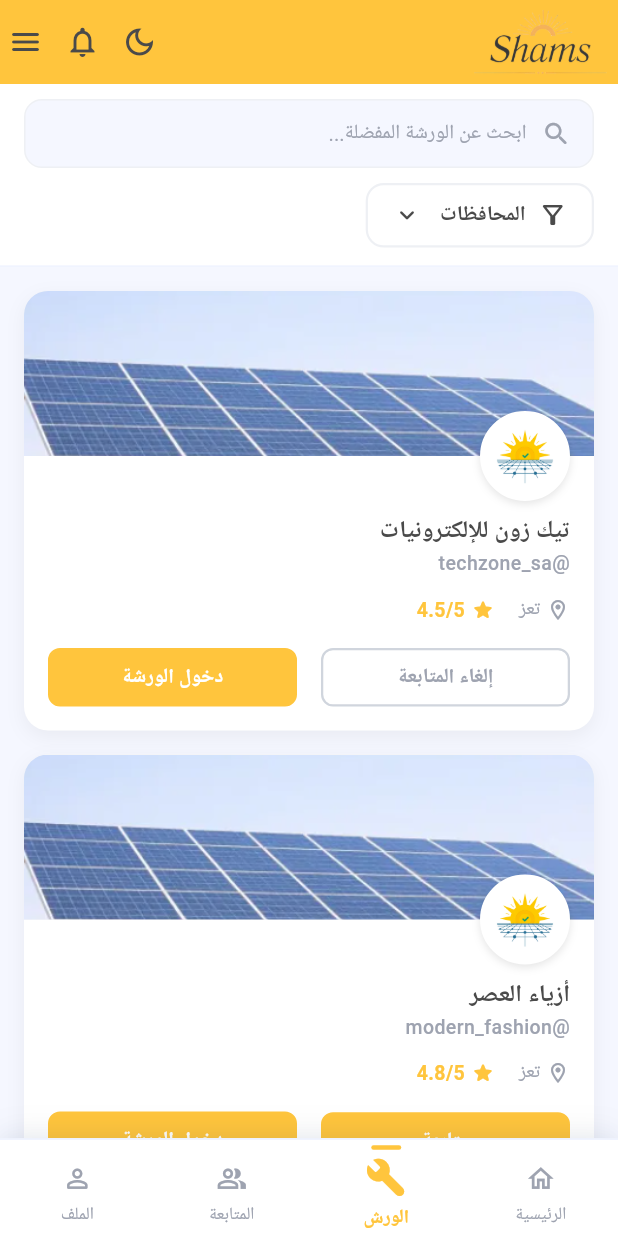
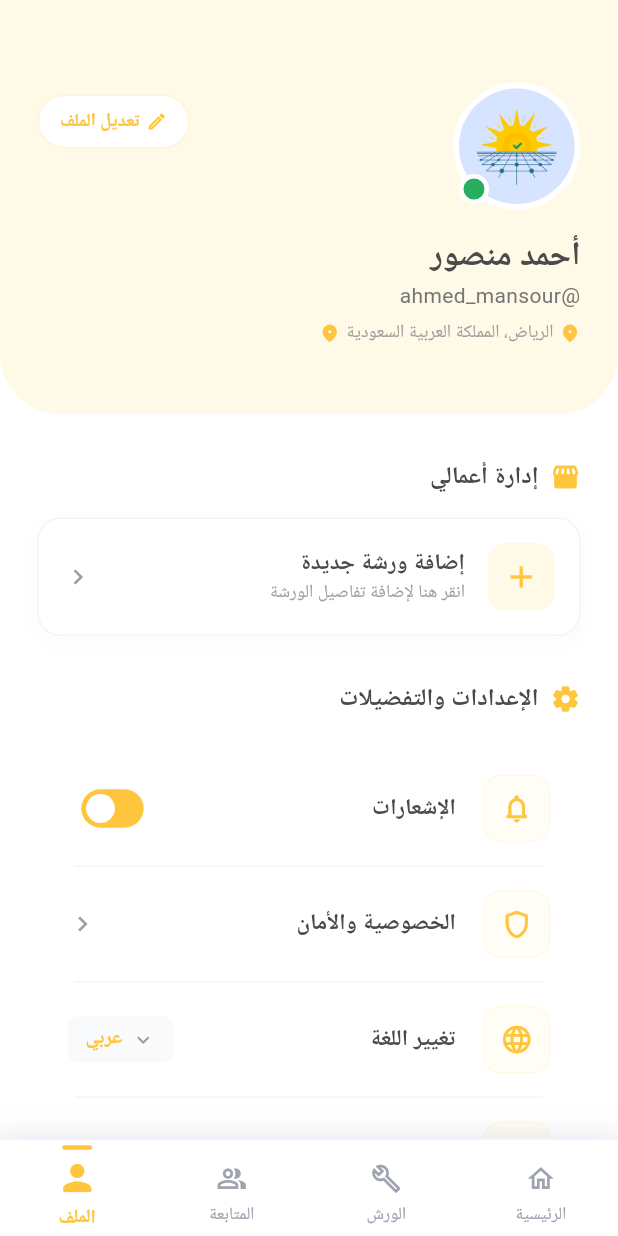
Before and after one commit to ShamsPlatform/shams-mobile-app, a Flutter app: the screen it shows after launch, on a phone screen of 412 x 824 dp. Run offline on Flutter 3.47's test engine with Material 3 defaults, Android fonts, the phone set to English and light mode, and no system bars; our stand-ins replace google_fonts, supabase_flutter; accounts and stored records are empty; Roboto replaces fonts that are missing (Tajawal).

Commit message:
add user profile screen and language selector

```diff
--- a/lib/main.dart
+++ b/lib/main.dart
@@ -1,10 +1,11 @@
 import 'package:flutter/material.dart';
 import 'package:flutter/services.dart';
 import 'package:flutter_localizations/flutter_localizations.dart';
-import 'package:provider/provider.dart';
+// import 'package:provider/provider.dart';
 import 'package:supabase_flutter/supabase_flutter.dart';
 import 'package:shams_mobile_app/views/home.dart';
 import 'package:shams_mobile_app/views/workshops/workshops_list_screen.dart';
+import 'package:shams_mobile_app/views/user_profile/user_profile_screen.dart';
 
 import 'utils/theme.dart';
 
@@ -19,8 +20,6 @@ Future<void> main() async {
   ]);
 
   // Initialize Supabase.
-  // TODO: Replace with your actual Supabase project URL and anon key,
-  // ideally loaded from environment variables or a .env file via --dart-define.
   try {
     await Supabase.initialize(
       url: const String.fromEnvironment('SUPABASE_URL'),
@@ -40,15 +39,7 @@ class ShamsApp extends StatelessWidget {
 
   @override
   Widget build(BuildContext context) {
-    return
-    // MultiProvider(
-    //   // Register your controllers/providers here as the app grows.
-    //   // Example:
-    //   //   ChangeNotifierProvider(create: (_) => AuthController()),
-    //   //   ChangeNotifierProvider(create: (_) => HomeController()),
-    //   providers: const [],
-    //   child:
-    MaterialApp(
+    return MaterialApp(
       // ── App Identity ────────────────────────────────────────────
       title: 'شمس',
       debugShowCheckedModeBanner: false,
@@ -69,9 +60,7 @@ class ShamsApp extends StatelessWidget {
       ],
 
       // ── Entry Point ─────────────────────────────────────────────
-      // home: const Scaffold(body: Center(child: Text('شمس — جاهز للبناء 🌟'))),
-      home: const WorkshopsListScreen(),
+      home: const UserProfileScreen(),
     );
-    // );
   }
 }
--- /dev/null
+++ b/lib/views/user_profile/user_profile_screen.dart
@@ -0,0 +1,560 @@
+import 'package:flutter/material.dart';
+import 'package:flutter/services.dart';
+import 'package:google_fonts/google_fonts.dart';
+import '../../utils/constants.dart';
+import '../../widgets/primary_button.dart';
+import '../../widgets/appbar.dart';
+import '../../widgets/shams_bottom_nav_bar.dart';
+
+// ─────────────────────────────────────────────────────────────────────────────
+// UserProfileScreen — شاشة الملف الشخصي للمستخدم
+// ─────────────────────────────────────────────────────────────────────────────
+
+class UserProfileScreen extends StatefulWidget {
+  const UserProfileScreen({super.key});
+
+  @override
+  State<UserProfileScreen> createState() => _UserProfileScreenState();
+}
+
+class _UserProfileScreenState extends State<UserProfileScreen> {
+  bool _isNotificationsEnabled = true;
+  String _selectedLanguage = 'ar';
+
+  @override
+  Widget build(BuildContext context) {
+    // جعل شريط الحالة شفافاً ليتناسب مع لون الهيدر
+    SystemChrome.setSystemUIOverlayStyle(
+      const SystemUiOverlayStyle(
+        statusBarColor: Colors.transparent,
+        statusBarIconBrightness: Brightness.dark,
+      ),
+    );
+
+    return Directionality(
+      textDirection: TextDirection.rtl,
+      child: Scaffold(
+        backgroundColor: Colors.white,
+        bottomNavigationBar: ShamsBottomNavBar(
+          currentIndex: 3, // تبويب الملف الشخصي
+          onTap: (index) {
+            // التنقل بين الصفحات سيتم إعداده لاحقاً
+          },
+        ),
+        body: SingleChildScrollView(
+          child: Column(
+            children: [
+              _buildHeader(),
+              const SizedBox(height: 30),
+              _buildBusinessSection(),
+              const SizedBox(height: 30),
+              _buildSettingsSection(),
+              const SizedBox(height: 30),
+              _buildShareButton(),
+              const SizedBox(height: 20),
+              _buildLogoutButton(),
+              const SizedBox(height: 40),
+            ],
+          ),
+        ),
+      ),
+    );
+  }
+
+  // ─── Header — تصميم مطابق تماماً للصورة ─────────────────────────────
+
+  Widget _buildHeader() {
+    return Container(
+      width: double.infinity,
+      decoration: const BoxDecoration(
+        color: Color(0xFFFFF9E7), // لون كريمي فاتح
+        borderRadius: BorderRadius.only(
+          bottomLeft: Radius.circular(40), // زيادة درجة الانحناء لتطابق الصورة
+          bottomRight: Radius.circular(40),
+        ),
+      ),
+      padding: const EdgeInsets.fromLTRB(25, 55, 25, 45), // ضبط التبطين العلوي
+      child: Column(
+        children: [
+          // السطر العلوي: زر التعديل والصورة
+          Row(
+            mainAxisAlignment: MainAxisAlignment.spaceBetween,
+            crossAxisAlignment: CrossAxisAlignment.start,
+            children: [
+              // الصورة الشخصية مع الحالة (يمين في RTL)
+              Stack(
+                children: [
+                  Container(
+                    width: 85,
+                    height: 85,
+                    decoration: BoxDecoration(
+                      shape: BoxShape.circle,
+                      border: Border.all(color: Colors.white, width: 4),
+                    ),
+                    child: const CircleAvatar(
+                      radius: 40,
+                      backgroundImage: AssetImage(
+                        'assets/images/logo/shams logo.png',
+                      ),
+                    ),
+                  ),
+                  Positioned(
+                    bottom: 4,
+                    left: 4, // تحويل النقطة لجهة اليسار لتطابق الصورة
+                    child: Container(
+                      width: 20,
+                      height: 20,
+                      decoration: BoxDecoration(
+                        color: const Color(0xFF27AE60),
+                        shape: BoxShape.circle,
+                        border: Border.all(color: Colors.white, width: 3),
+                      ),
+                    ),
+                  ),
+                ],
+              ),
+              // زر تعديل الملف (يسار)
+              Container(
+                margin: const EdgeInsets.only(top: 8),
+                padding: const EdgeInsets.symmetric(
+                  horizontal: 14,
+                  vertical: 8,
+                ),
+                decoration: BoxDecoration(
+                  color: Colors.white,
+                  borderRadius: BorderRadius.circular(20),
+                  border: Border.all(
+                    color: ShamsColors.solarYellow.withOpacity(0.2),
+                  ),
+                ),
+                child: Row(
+                  mainAxisSize: MainAxisSize.min,
+                  children: [
+                    const Icon(
+                      Icons.edit_outlined,
+                      size: 14,
+                      color: ShamsColors.solarYellow,
+                    ),
+                    const SizedBox(width: 4),
+                    Text(
+                      'تعديل الملف',
+                      style: GoogleFonts.tajawal(
+                        fontSize: 12,
+                        fontWeight: FontWeight.w600,
+                        color: ShamsColors.solarYellow,
+                      ),
+                    ),
+                  ],
+                ),
+              ),
+            ],
+          ),
+          const SizedBox(height: 15),
+          // معلومات المستخدم (محاذاة لليمين)
+          Align(
+            alignment: Alignment.centerRight,
+            child: Column(
+              crossAxisAlignment: CrossAxisAlignment.start,
+              children: [
+                Row(
+                  mainAxisAlignment: MainAxisAlignment.start,
+                  children: [
+                    Text(
+                      'أحمد منصور',
+                      style: GoogleFonts.tajawal(
+                        fontSize: 22,
+                        fontWeight: FontWeight.bold,
+                        color: ShamsColors.textGray,
+                      ),
+                    ),
+                    const SizedBox(width: 6),
+                    // const Icon(Icons.verified, color: Colors.blue, size: 18),
+                  ],
+                ),
+                Text(
+                  '@ahmed_mansour',
+                  style: GoogleFonts.tajawal(
+                    fontSize: 14,
+                    color: Colors.grey.shade600,
+                  ),
+                ),
+                const SizedBox(height: 6),
+                Row(
+                  mainAxisAlignment: MainAxisAlignment.start,
+                  children: [
+                    const Icon(
+                      Icons.location_on_rounded,
+                      size: 14,
+                      color: ShamsColors.solarYellow,
+                    ),
+                    const SizedBox(width: 4),
+                    Text(
+                      'الرياض، المملكة العربية السعودية',
+                      style: GoogleFonts.tajawal(
+                        fontSize: 12,
+                        color: Colors.grey.shade500,
+                      ),
+                    ),
+                    const SizedBox(width: 4),
+                    Icon(
+                      Icons.location_on_rounded,
+                      size: 14,
+                      color: ShamsColors.solarYellow,
+                    ),
+                  ],
+                ),
+              ],
+            ),
+          ),
+        ],
+      ),
+    );
+  }
+
+  // ─── إدارة أعمالي ───────────────────────────────────────────────────
+
+  Widget _buildBusinessSection() {
+    return Column(
+      crossAxisAlignment: CrossAxisAlignment.start,
+      children: [
+        _buildSectionHeader('إدارة أعمالي', Icons.storefront_rounded),
+        const SizedBox(height: 15),
+        // كارد إضافة ورشة
+        Container(
+          margin: const EdgeInsets.symmetric(horizontal: 25),
+          padding: const EdgeInsets.all(16),
+          decoration: BoxDecoration(
+            color: Colors.white,
+            borderRadius: BorderRadius.circular(15),
+            border: Border.all(color: const Color(0xFFF2F4F7)),
+            boxShadow: [
+              BoxShadow(
+                color: Colors.black.withOpacity(0.02),
+                blurRadius: 10,
+                offset: const Offset(0, 4),
+              ),
+            ],
+          ),
+          child: Row(
+            children: [
+              // 1. أيقونة الزائد (يمين في RTL)
+              Container(
+                width: 45,
+                height: 45,
+                decoration: BoxDecoration(
+                  color: const Color(0xFFFFF9E7),
+                  borderRadius: BorderRadius.circular(12),
+                ),
+                child: const Icon(
+                  Icons.add,
+                  color: ShamsColors.solarYellow,
+                  size: 24,
+                ),
+              ),
+              const SizedBox(width: 15),
+              // 2. النصوص (في المنتصف محاذاة لليمين)
+              Expanded(
+                child: Column(
+                  crossAxisAlignment: CrossAxisAlignment.start,
+                  children: [
+                    Text(
+                      'إضافة ورشة جديدة',
+                      style: GoogleFonts.tajawal(
+                        fontSize: 15,
+                        fontWeight: FontWeight.bold,
+                        color: ShamsColors.textGray,
+                      ),
+                    ),
+                    Text(
+                      'انقر هنا لإضافة تفاصيل الورشة',
+                      style: GoogleFonts.tajawal(
+                        fontSize: 12,
+                        color: Colors.grey.shade500,
+                      ),
+                    ),
+                  ],
+                ),
+              ),
+              // 3. سهم التنقل (يسار في RTL)
+              const Icon(Icons.chevron_left, color: Colors.grey, size: 20),
+            ],
+          ),
+        ),
+      ],
+    );
+  }
+
+  // ─── الإعدادات والتفضيلات ──────────────────────────────────────────
+
+  Widget _buildSettingsSection() {
+    return Column(
+      crossAxisAlignment: CrossAxisAlignment.start,
+      children: [
+        _buildSectionHeader('الإعدادات والتفضيلات', Icons.settings_rounded),
+        const SizedBox(height: 15),
+        Container(
+          margin: const EdgeInsets.symmetric(horizontal: 25),
+          padding: const EdgeInsets.symmetric(vertical: 8),
+          decoration: BoxDecoration(
+            color: Colors.white,
+            borderRadius: BorderRadius.circular(20),
+            // إزالة الحواف الخارجية كما طلب المستخدم
+          ),
+          child: Column(
+            children: [
+              _buildSettingTile(
+                icon: Icons.notifications_none_rounded,
+                title: 'الإشعارات',
+                showDivider: true,
+                trailing: SizedBox(
+                  height: 30,
+                  child: Transform.scale(
+                    scale: 0.8,
+                    child: Switch.adaptive(
+                      value: _isNotificationsEnabled,
+                      onChanged: (v) =>
+                          setState(() => _isNotificationsEnabled = v),
+                      activeColor: Colors.white, // الي بالصورة لون الزر أبيض
+                      activeTrackColor: ShamsColors.solarYellow, // والمسار أصفر
+                    ),
+                  ),
+                ),
+              ),
+              _buildSettingTile(
+                icon: Icons.shield_outlined,
+                title: 'الخصوصية والأمان',
+                showDivider: true,
+                onTap: () {},
+              ),
+              _buildSettingTile(
+                icon: Icons.language_rounded,
+                title: 'تغيير اللغة',
+                trailing: _buildLanguagePill(),
+                showDivider: true,
+                onTap: _showLanguagePicker,
+              ),
+              _buildSettingTile(
+                icon: Icons.headset_mic_outlined,
+                title: 'تواصل مع الدعم',
+                showDivider: true,
+                onTap: () {},
+              ),
+              _buildSettingTile(
+                icon: Icons.info_outline_rounded,
+                title: 'عن شمس',
+                showDivider: false,
+                onTap: () {},
+              ),
+            ],
+          ),
+        ),
+      ],
+    );
+  }
+
+  Widget _buildSectionHeader(String title, IconData icon) {
+    return Padding(
+      padding: const EdgeInsets.symmetric(horizontal: 25),
+      child: Row(
+        mainAxisAlignment: MainAxisAlignment.start,
+        children: [
+          Icon(icon, size: 20, color: ShamsColors.solarYellow),
+          const SizedBox(width: 8),
+          Text(
+            title,
+            style: GoogleFonts.tajawal(
+              fontSize: 16,
+              fontWeight: FontWeight.bold,
+              color: ShamsColors.textGray,
+            ),
+          ),
+        ],
+      ),
+    );
+  }
+
+  Widget _buildSettingTile({
+    required IconData icon,
+    required String title,
+    Widget? trailing,
+    VoidCallback? onTap,
+    bool showDivider = true,
+  }) {
+    return Column(
+      children: [
+        ListTile(
+          onTap: onTap,
+          contentPadding: const EdgeInsets.symmetric(
+            horizontal: 20,
+            vertical: 10,
+          ), // زيادة المسافة الرأسية
+          horizontalTitleGap: 18, // إبعاد الكلام عن الأيقونة تماماً كالصورة
+          leading: Container(
+            width: 45, // تكبير الأيقونة قليلاً
+            height: 45,
+            decoration: BoxDecoration(
+              color: const Color(0xFFFFFDF5), // لون أفتح وأرقى
+              borderRadius: BorderRadius.circular(12),
+              border: Border.all(color: const Color(0xFFFFF9E7)),
+            ),
+            child: Icon(icon, color: ShamsColors.solarYellow, size: 22),
+          ),
+          title: Text(
+            title,
+            textAlign: TextAlign.right,
+            style: GoogleFonts.tajawal(
+              fontSize: 15, // تكبير الخط ليطابق الأصل
+              fontWeight: FontWeight.w600,
+              color: ShamsColors.textGray,
+            ),
+          ),
+          trailing:
+              trailing ??
+              const Icon(Icons.chevron_left, color: Colors.grey, size: 20),
+        ),
+        if (showDivider)
+          Padding(
+            padding: const EdgeInsets.symmetric(
+              horizontal: 25,
+            ), // زيادة البادينج للفواصل
+            child: Divider(height: 1, color: Colors.grey.withOpacity(0.1)),
+          ),
+      ],
+    );
+  }
+
+  Widget _buildLanguagePill() {
+    return Container(
+      padding: const EdgeInsets.symmetric(horizontal: 12, vertical: 6),
+      decoration: BoxDecoration(
+        color: const Color(0xFFF9FAFB), // خلفية رمادية فاتحة جداً
+        borderRadius: BorderRadius.circular(8),
+      ),
+      child: Row(
+        mainAxisSize: MainAxisSize.min,
+        children: [
+          const Icon(Icons.keyboard_arrow_down, size: 16, color: Colors.grey),
+          const SizedBox(width: 6),
+          Text(
+            'عربي',
+            style: GoogleFonts.tajawal(
+              fontSize: 13,
+              fontWeight: FontWeight.bold,
+              color: ShamsColors.solarYellow,
+            ),
+          ),
+        ],
+      ),
+    );
+  }
+
+  Widget _buildShareButton() {
+    return Padding(
+      padding: const EdgeInsets.symmetric(horizontal: 25),
+      child: CustomSolidButton(title: 'مشاركة التطبيق', onPressed: () {}),
+    );
+  }
+
+  Widget _buildLogoutButton() {
+    return TextButton.icon(
+      onPressed: () {},
+      icon: const Icon(Icons.logout_rounded, color: Colors.red, size: 20),
+      label: Text(
+        'تسجيل الخروج',
+        style: GoogleFonts.tajawal(
+          color: Colors.red,
+          fontWeight: FontWeight.bold,
+          fontSize: 14,
+        ),
+      ),
+    );
+  }
+
+  // --- نافذة اختيار اللغة ---
+  void _showLanguagePicker() {
+    String tempLang = _selectedLanguage;
+    showModalBottomSheet(
+      context: context,
+      backgroundColor: Colors.transparent,
+      builder: (context) => StatefulBuilder(
+        builder: (context, setModalState) => Directionality(
+          textDirection: TextDirection.rtl,
+          child: Container(
+            decoration: const BoxDecoration(
+              color: Colors.white,
+              borderRadius: BorderRadius.vertical(top: Radius.circular(25)),
+            ),
+            padding: const EdgeInsets.fromLTRB(25, 15, 25, 30),
+            child: Column(
+              mainAxisSize: MainAxisSize.min,
+              children: [
+                Container(
+                  width: 40,
+                  height: 4,
+                  decoration: BoxDecoration(
+                    color: Colors.grey.shade300,
+                    borderRadius: BorderRadius.circular(10),
+                  ),
+                ),
+                const SizedBox(height: 20),
+                Text(
+                  'تغيير اللغة',
+                  style: GoogleFonts.tajawal(
+                    fontSize: 18,
+                    fontWeight: FontWeight.bold,
+                  ),
+                ),
+                const SizedBox(height: 20),
+                GestureDetector(
+                  onTap: () => setModalState(() => tempLang = 'ar'),
+                  child: _buildLangOption('عربي (AR)', tempLang == 'ar'),
+                ),
+                GestureDetector(
+                  onTap: () => setModalState(() => tempLang = 'en'),
+                  child: _buildLangOption('English (EN)', tempLang == 'en'),
+                ),
+                const SizedBox(height: 25),
+                CustomSolidButton(
+                  title: 'حفظ',
+                  onPressed: () {
+                    setState(() => _selectedLanguage = tempLang);
+                    Navigator.pop(context);
+                  },
+                ),
+              ],
+            ),
+          ),
+        ),
+      ),
+    );
+  }
+
+  Widget _buildLangOption(String label, bool selected) {
+    return Container(
+      margin: const EdgeInsets.only(bottom: 10),
+      padding: const EdgeInsets.all(15),
+      decoration: BoxDecoration(
+        color: selected ? const Color(0xFFFFF9E7) : const Color(0xFFF9FAFB),
+        borderRadius: BorderRadius.circular(12),
+        border: Border.all(
+          color: selected ? ShamsColors.solarYellow : Colors.transparent,
+        ),
+      ),
+      child: Row(
+        mainAxisAlignment: MainAxisAlignment.spaceBetween,
+        children: [
+          Text(
+            label,
+            style: GoogleFonts.tajawal(
+              fontWeight: selected ? FontWeight.bold : FontWeight.normal,
+            ),
+          ),
+          if (selected)
+            const Icon(Icons.check_box, color: ShamsColors.solarYellow)
+          else
+            const Icon(Icons.check_box_outline_blank, color: Colors.grey),
+        ],
+      ),
+    );
+  }
+}
--- a/lib/views/workshops/workshop_profile_screen.dart
+++ b/lib/views/workshops/workshop_profile_screen.dart
@@ -1,7 +1,7 @@
 import 'package:flutter/material.dart';
 import 'package:google_fonts/google_fonts.dart';
 import '../../utils/constants.dart';
-import '../../widgets/post_card.dart';
+// import '../../widgets/post_card.dart';
 import '../../widgets/primary_button.dart';
 import '/views/chat/chat_conversation_screen.dart';
 
```
